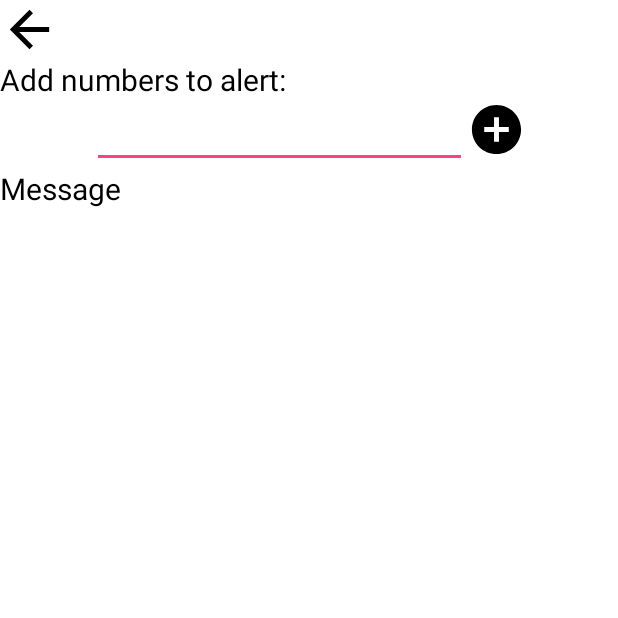
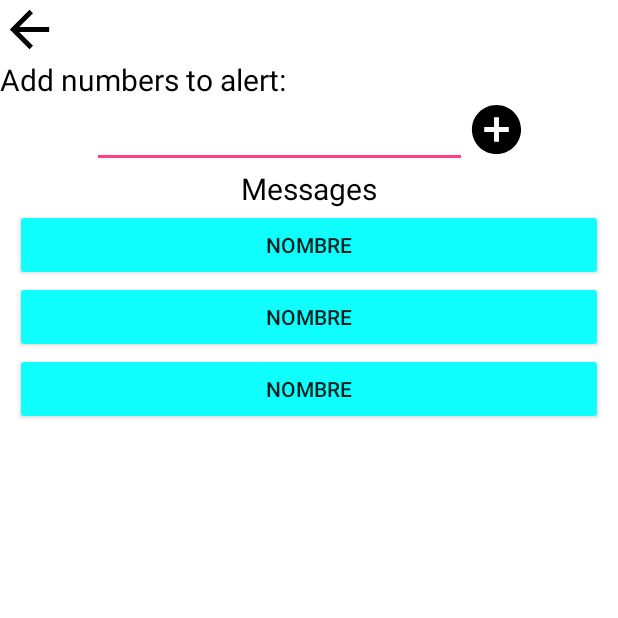
Before and after one commit to JALVITO/Signum, an Android app: the screen it shows after launch (ConfigurationActivity), after a tap on an icon or button, on a phone screen of 412 x 824 dp, the top half of it. Run offline under Robolectric (Android 15) with nearby library versions, the phone set to English and light mode, and no system bars.

Commit message:
added recycler view

```diff
--- /dev/null
+++ b/app/src/main/java/com/appemergencias/Adapters/MessageButtonsConfigurationAdapter.java
@@ -0,0 +1,49 @@
+package com.appemergencias.Adapters;
+
+import android.support.annotation.NonNull;
+import android.support.v7.widget.RecyclerView;
+import android.view.LayoutInflater;
+import android.view.View;
+import android.view.ViewGroup;
+import android.widget.TextView;
+
+import com.appemergencias.R;
+
+import java.util.ArrayList;
+
+/**
+ * Created by rober on 25/08/2018.
+ */
+
+public class MessageButtonsConfigurationAdapter extends RecyclerView.Adapter<MessageButtonsConfigurationAdapter.ViewHolder> {
+
+    ArrayList<String> listButtons;
+    public MessageButtonsConfigurationAdapter (ArrayList<String> listButtons) {
+        this.listButtons = listButtons;
+    }
+
+    @NonNull
+    @Override
+    public ViewHolder onCreateViewHolder(@NonNull ViewGroup parent, int viewType) {
+        View view = LayoutInflater.from(parent.getContext()).inflate(R.layout.message_buttons_configuration_list_item,parent,false);
+        return new ViewHolder(view);
+    }
+
+    @Override
+    public void onBindViewHolder(@NonNull MessageButtonsConfigurationAdapter.ViewHolder holder, int position) {
+        holder.mensaje.setText(listButtons.get(position));
+    }
+    @Override
+    public int getItemCount() {
+        return listButtons.size();
+    }
+
+    public class ViewHolder extends RecyclerView.ViewHolder {
+        TextView mensaje;
+
+        public ViewHolder(View itemView) {
+            super(itemView);
+            mensaje = itemView.findViewById(R.id.mensaje);
+        }
+    }
+}
--- a/app/src/main/java/com/appemergencias/ConfigurationActivity.java
+++ b/app/src/main/java/com/appemergencias/ConfigurationActivity.java
@@ -2,46 +2,57 @@ package com.appemergencias;
 
 import android.content.Context;
 import android.content.Intent;
+import android.support.v7.app.AlertDialog;
 import android.support.v7.app.AppCompatActivity;
 import android.os.Bundle;
 import android.support.v7.widget.LinearLayoutManager;
 import android.support.v7.widget.RecyclerView;
+import android.text.InputType;
 import android.view.View;
+import android.widget.EditText;
 import android.widget.ImageButton;
 import android.widget.LinearLayout;
 import android.widget.ScrollView;
 import android.widget.TextView;
 
+import com.appemergencias.Adapters.MessageButtonsConfigurationAdapter;
+
 
 public class ConfigurationActivity extends AppCompatActivity implements View.OnClickListener {
 
-    ImageButton back;
-    ScrollView id;
-    //RecyclerView recyclerView;
-    //RecyclerView.Adapter rva;
-    //RecyclerView.LayoutManager rvlm;
+    ImageButton back, add;
+    RecyclerView buttons;
+    MessageButtonsConfigurationAdapter adapter;
+    Context context = this;
 
     @Override
     protected void onCreate(Bundle savedInstanceState) {
         super.onCreate(savedInstanceState);
         setContentView(R.layout.activity_configuration);
 
-        //recyclerView = (RecyclerView) findViewById(R.id.rv);
-        //recyclerView.setHasFixedSize(true);
-        //rvlm = new LinearLayoutManager(this);
-        //recyclerView.setLayoutManager(rvlm);
-        //String[] myDataset = {"UNO", "DOS", "TRES"};
-        //rva = new MyAdapter(myDataset);
+        back = findViewById(R.id.back);
+
+        add = findViewById(R.id.add);
+        back.setOnClickListener(this);
+        add.setOnClickListener(this);
+    }
+
+    @Override
+    protected void onStart() {
+        super.onStart();
+        setUpButtonsRecyclerView();
+
+    }
 
 
+    private void setUpButtonsRecyclerView(){
+        buttons = findViewById(R.id.rv);
+        adapter = new MessageButtonsConfigurationAdapter(MainActivity.buttons);
+        buttons.setLayoutManager(new LinearLayoutManager(this));
+        buttons.setAdapter(adapter);
+        adapter.notifyDataSetChanged();
+    }
 
-        back = findViewById(R.id.back);
-        back.setOnClickListener(this);
-
-        id = findViewById(R.id.number_list);
-
-
-    }
 
     @Override
     public void onClick(View v) {
@@ -50,7 +61,38 @@ public class ConfigurationActivity extends AppCompatActivity implements View.OnC
                 finish();
                 break;
             case R.id.add:
-                id.addView(createLinearLayout());
+                if(MainActivity.buttons.size() < 10){
+                    AlertDialog.Builder alert = new AlertDialog.Builder(context);
+                    alert.setTitle("Agregar mensaje");
+                    alert.setMessage("Este mensaje sera parte de sus mensajes por default al estar en una emergencia.");
+
+                    final EditText input = new EditText(this);
+                    LinearLayout.LayoutParams params = new LinearLayout.LayoutParams(LinearLayout.LayoutParams.MATCH_PARENT, LinearLayout.LayoutParams.WRAP_CONTENT);
+                    input.setLayoutParams(params);
+                    // Specify the type of input expected; this, for example, sets the input as a password, and will mask the text
+                    input.setInputType(InputType.TYPE_TEXT_VARIATION_EMAIL_ADDRESS);
+                    alert.setView(input);
+                    alert.setPositiveButton("Agregar", null);
+                    alert.setNegativeButton("Cancelar", null);
+
+                    final AlertDialog dialog = alert.create();
+                    dialog.show();
+
+                    dialog.getButton(AlertDialog.BUTTON_POSITIVE).setOnClickListener(new View.OnClickListener() {
+                        @Override
+                        public void onClick(View view) {
+                            MainActivity.buttons.add(input.getText().toString());
+                            dialog.dismiss();
+                        }
+                    });
+                }
+                else{
+                    AlertDialog.Builder alert = new AlertDialog.Builder(context);
+                    alert.setTitle("Agregar mensaje");
+                    alert.setMessage("Lo sentimos, solo puede tener 10 mensajes.");
+                    alert.setPositiveButton("Okay", null);
+                }
+
                 break;
         }
     }
--- a/app/src/main/java/com/appemergencias/MainActivity.java
+++ b/app/src/main/java/com/appemergencias/MainActivity.java
@@ -12,6 +12,8 @@ import android.widget.ImageButton;
 import android.widget.LinearLayout;
 import android.widget.TextView;
 
+import java.util.ArrayList;
+
 import static com.appemergencias.R.drawable.baseline_settings_black_18dp;
 
 public class MainActivity extends AppCompatActivity implements View.OnClickListener{
@@ -19,11 +21,16 @@ public class MainActivity extends AppCompatActivity implements View.OnClickListe
     ImageButton conf;
     LinearLayout main_page, config_page;
     Context context = this;
+    public static ArrayList<String> buttons = new ArrayList<>();
 
     @Override
     protected void onCreate(Bundle savedInstanceState) {
         super.onCreate(savedInstanceState);
         setContentView(R.layout.activity_main);
+
+        buttons.add("Nombre");
+        buttons.add("Nombre");
+        buttons.add("Nombre");
 
         main_page = findViewById(R.id.main_page);
 
--- a/app/src/main/res/layout/activity_configuration.xml
+++ b/app/src/main/res/layout/activity_configuration.xml
@@ -51,12 +51,13 @@
 
 
     <TextView
+        android:layout_gravity="center"
         android:layout_width="wrap_content"
         android:layout_height="wrap_content"
         android:textColor="#000000"
         android:fontFamily="sans-serif"
         android:textSize="20dp"
-        android:text="Message"/>
+        android:text="Messages"/>
 
     <view class="android.support.v7.app.AlertController$RecycleListView"
         android:layout_width="wrap_content"
@@ -68,7 +69,7 @@
         android:id="@+id/rv"
         android:scrollbars="vertical"
         android:layout_width="match_parent"
-        android:layout_height="match_parent"
+        android:layout_height="wrap_content"
         >
 
     </android.support.v7.widget.RecyclerView>
--- /dev/null
+++ b/app/src/main/res/layout/message_buttons_configuration_list_item.xml
@@ -0,0 +1,16 @@
+<?xml version="1.0" encoding="utf-8"?>
+<LinearLayout xmlns:android="http://schemas.android.com/apk/res/android"
+    android:layout_width="match_parent"
+    android:layout_height="wrap_content"
+    android:orientation="horizontal">
+
+    <Button
+        android:id="@+id/mensaje"
+        android:layout_marginLeft="10dp"
+        android:layout_marginRight="10dp"
+        android:layout_width="match_parent"
+        android:layout_height="wrap_content"
+        android:backgroundTint="#0fffff"
+        android:text="texto de prueba"/>
+
+</LinearLayout>
--- a/app/src/main/res/values/styles.xml
+++ b/app/src/main/res/values/styles.xml
@@ -1,7 +1,7 @@
 <resources>
 
     <!-- Base application theme. -->
-    <style name="AppTheme" parent="Theme.AppCompat.NoActionBar">
+    <style name="AppTheme" parent="Theme.AppCompat.Light.NoActionBar">
         <!-- Customize your theme here. -->
         <item name="colorPrimary">@color/colorPrimary</item>
         <item name="colorPrimaryDark">@color/colorPrimaryDark</item>
```
Also changed, not shown: app/src/main/java/com/appemergencias/MyAdapter.java (deleted, +0 -46 lines).
